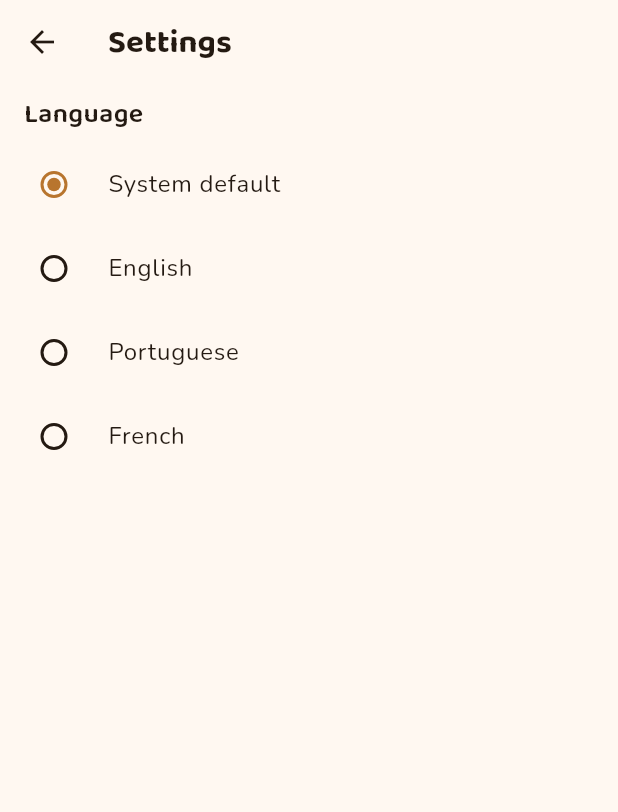
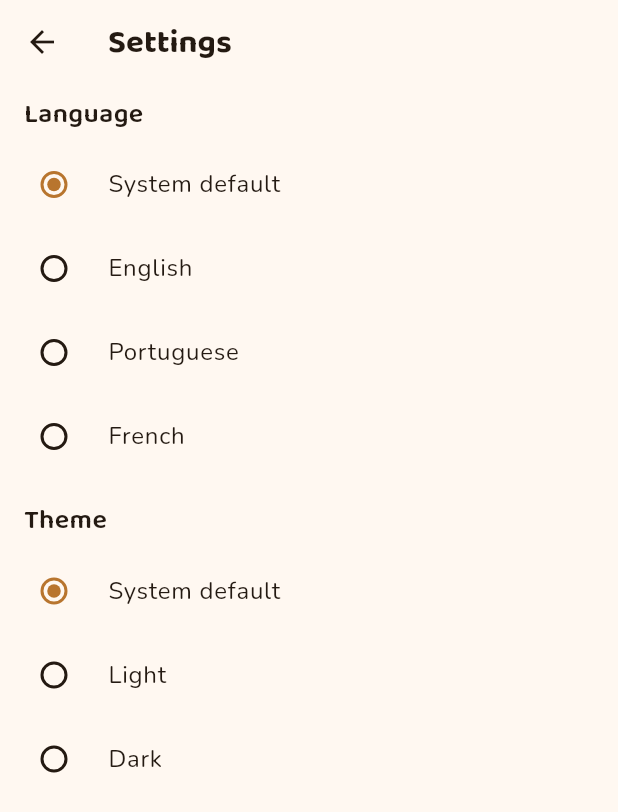
Before and after one commit to rodrigobastosv/dofus-buddy, a Flutter app: the screen it shows after launch, after a tap on the "settings" icon, on a phone screen of 412 x 824 dp. Shown: the top 812 px of the screen. Run offline on Flutter 3.47's test engine with Material 3 defaults, Android fonts, the phone set to English and light mode, and no system bars; our stand-ins replace dio, equatable, flutter_bloc, get_it, go_router, google_fonts; missing offline and left inert: cached_network_image_ce.

Commit message:
Add theme mode switching and tidy BlocProvider/request wiring
Settings now controls light/dark/system theme alongside the existing
locale picker, both held in AppCubit/AppState. BlocProvider usages are
explicitly generic, and DBHttpRequest derives each request's path from
an endpoint getter so the game/language URL prefix lives in one place.

Co-Authored-By: Claude Sonnet 5 <noreply@anthropic.com>

```diff
--- a/lib/app/core/http/db_http_request.dart
+++ b/lib/app/core/http/db_http_request.dart
@@ -1,6 +1,12 @@
+import 'package:dofus_buddy/app/core/env/env.dart';
 import 'package:dofus_buddy/app/core/http/db_base_http_request.dart';
 
 abstract class DBHttpRequest implements DBBaseHttpRequest {
+  String get endpoint;
+
+  @override
+  String get path => '${Env.game}/v1/${Env.defaultLanguage}/$endpoint';
+
   @override
   Map<String, dynamic>? get body => null;
 
--- a/lib/app/cubit/app_state.dart
+++ b/lib/app/cubit/app_state.dart
@@ -1,11 +1,12 @@
 import 'package:equatable/equatable.dart';
-import 'package:flutter/widgets.dart';
+import 'package:flutter/material.dart';
 
 class AppState extends Equatable {
-  const AppState({this.locale});
+  const AppState({this.locale, this.themeMode = ThemeMode.system});
 
   final Locale? locale;
+  final ThemeMode themeMode;
 
   @override
-  List<Object?> get props => [locale];
+  List<Object?> get props => [locale, themeMode];
 }
--- a/lib/app/data/items/datasources/requests/search_items_request.dart
+++ b/lib/app/data/items/datasources/requests/search_items_request.dart
@@ -1,4 +1,3 @@
-import 'package:dofus_buddy/app/core/env/env.dart';
 import 'package:dofus_buddy/app/core/http/db_http_request.dart';
 import 'package:dofus_buddy/app/core/http/enums/http_method.dart';
 
@@ -9,7 +8,7 @@ class SearchItemsRequest extends DBHttpRequest {
   final int limit;
 
   @override
-  String get path => '/${Env.game}/v1/${Env.defaultLanguage}/items/search';
+  String get endpoint => 'items/search';
 
   @override
   HttpMethod get method => .get;
--- a/lib/app/presentation/pages/item_search/item_search_page.dart
+++ b/lib/app/presentation/pages/item_search/item_search_page.dart
@@ -18,7 +18,8 @@ class ItemSearchPage extends StatelessWidget {
   const ItemSearchPage({super.key});
 
   @override
-  Widget build(BuildContext context) => BlocProvider(create: (context) => ItemSearchCubit(G()), child: const _ItemSearchView());
+  Widget build(BuildContext context) =>
+      BlocProvider<ItemSearchCubit>(create: (context) => ItemSearchCubit(G()), child: const _ItemSearchView());
 }
 
 class _ItemSearchView extends StatefulWidget {
--- a/lib/app/presentation/pages/settings/settings_page.dart
+++ b/lib/app/presentation/pages/settings/settings_page.dart
@@ -12,7 +12,7 @@ class SettingsPage extends StatelessWidget {
   const SettingsPage({super.key});
 
   @override
-  Widget build(BuildContext context) => BlocProvider.value(value: context.read<AppCubit>(), child: const _SettingsView());
+  Widget build(BuildContext context) => BlocProvider<AppCubit>.value(value: context.read<AppCubit>(), child: const _SettingsView());
 }
 
 class _SettingsView extends StatelessWidget {
@@ -24,10 +24,7 @@ class _SettingsView extends StatelessWidget {
     return DBPage<AppCubit, AppState>(
       builder: (context, cubit, state) => Scaffold(
         appBar: AppBar(title: Text(l10n.settingsTitle)),
-        body: RadioGroup<Locale?>(
-          groupValue: state.locale,
-          onChanged: (locale) => locale == null ? cubit.useSystemLocale() : cubit.changeLocale(locale),
-          child: ListView(
+        body: ListView(
           padding: const EdgeInsets.symmetric(vertical: DBSpacing.s),
           children: [
             Padding(
@@ -35,6 +32,11 @@ class _SettingsView extends StatelessWidget {
               child: Text(l10n.settingsLanguageLabel, style: DBTextStyles.title(context)),
             ),
             const DBGap.s(),
+            RadioGroup<Locale?>(
+              groupValue: state.locale,
+              onChanged: (locale) => locale == null ? cubit.useSystemLocale() : cubit.changeLocale(locale),
+              child: Column(
+                children: [
                   RadioListTile<Locale?>(title: Text(l10n.languageSystemDefault), value: null),
                   RadioListTile<Locale?>(title: Text(l10n.languageEnglish), value: const Locale('en')),
                   RadioListTile<Locale?>(title: Text(l10n.languagePortuguese), value: const Locale('pt')),
@@ -42,6 +44,25 @@ class _SettingsView extends StatelessWidget {
                 ],
               ),
             ),
+            const DBGap.m(),
+            Padding(
+              padding: const EdgeInsets.symmetric(horizontal: DBSpacing.m),
+              child: Text(l10n.settingsThemeLabel, style: DBTextStyles.title(context)),
+            ),
+            const DBGap.s(),
+            RadioGroup<ThemeMode>(
+              groupValue: state.themeMode,
+              onChanged: (themeMode) => cubit.changeThemeMode(themeMode!),
+              child: Column(
+                children: [
+                  RadioListTile<ThemeMode>(title: Text(l10n.themeSystemDefault), value: .system),
+                  RadioListTile<ThemeMode>(title: Text(l10n.themeLight), value: .light),
+                  RadioListTile<ThemeMode>(title: Text(l10n.themeDark), value: .dark),
+                ],
+              ),
+            ),
+          ],
+        ),
       ),
     );
   }
--- a/lib/l10n/arb/app_en.arb
+++ b/lib/l10n/arb/app_en.arb
@@ -15,6 +15,10 @@
   "languageEnglish": "English",
   "languagePortuguese": "Portuguese",
   "languageFrench": "French",
+  "settingsThemeLabel": "Theme",
+  "themeSystemDefault": "System default",
+  "themeLight": "Light",
+  "themeDark": "Dark",
   "itemSearchHint": "Search item, e.g. Atcham",
   "itemSearchInitialTitle": "Find your items",
   "itemSearchInitialMessage": "Type the name of a Dofus item to start searching.",
--- a/lib/l10n/arb/app_fr.arb
+++ b/lib/l10n/arb/app_fr.arb
@@ -15,6 +15,10 @@
   "languageEnglish": "Anglais",
   "languagePortuguese": "Portugais",
   "languageFrench": "Français",
+  "settingsThemeLabel": "Thème",
+  "themeSystemDefault": "Système par défaut",
+  "themeLight": "Clair",
+  "themeDark": "Sombre",
   "itemSearchHint": "Rechercher un objet, ex : Atcham",
   "itemSearchInitialTitle": "Trouvez vos objets",
   "itemSearchInitialMessage": "Saisissez le nom d'un objet Dofus pour commencer la recherche.",
--- a/lib/l10n/arb/app_localizations.dart
+++ b/lib/l10n/arb/app_localizations.dart
@@ -183,6 +183,30 @@ abstract class AppLocalizations {
   /// **'French'**
   String get languageFrench;
 
+  /// No description provided for @settingsThemeLabel.
+  ///
+  /// In en, this message translates to:
+  /// **'Theme'**
+  String get settingsThemeLabel;
+
+  /// No description provided for @themeSystemDefault.
+  ///
+  /// In en, this message translates to:
+  /// **'System default'**
+  String get themeSystemDefault;
+
+  /// No description provided for @themeLight.
+  ///
+  /// In en, this message translates to:
+  /// **'Light'**
+  String get themeLight;
+
+  /// No description provided for @themeDark.
+  ///
+  /// In en, this message translates to:
+  /// **'Dark'**
+  String get themeDark;
+
   /// No description provided for @itemSearchHint.
   ///
   /// In en, this message translates to:
--- a/lib/l10n/arb/app_localizations_en.dart
+++ b/lib/l10n/arb/app_localizations_en.dart
@@ -54,6 +54,18 @@ class AppLocalizationsEn extends AppLocalizations {
   String get languageFrench => 'French';
 
   @override
+  String get settingsThemeLabel => 'Theme';
+
+  @override
+  String get themeSystemDefault => 'System default';
+
+  @override
+  String get themeLight => 'Light';
+
+  @override
+  String get themeDark => 'Dark';
+
+  @override
   String get itemSearchHint => 'Search item, e.g. Atcham';
 
   @override
--- a/lib/l10n/arb/app_pt.arb
+++ b/lib/l10n/arb/app_pt.arb
@@ -15,6 +15,10 @@
   "languageEnglish": "Inglês",
   "languagePortuguese": "Português",
   "languageFrench": "Francês",
+  "settingsThemeLabel": "Tema",
+  "themeSystemDefault": "Padrão do sistema",
+  "themeLight": "Claro",
+  "themeDark": "Escuro",
   "itemSearchHint": "Buscar item, ex: Atcham",
   "itemSearchInitialTitle": "Encontre seus itens",
   "itemSearchInitialMessage": "Digite o nome de um item do Dofus para começar a busca.",
--- a/lib/main.dart
+++ b/lib/main.dart
@@ -16,13 +16,15 @@ class DofusBuddyApp extends StatelessWidget {
   const DofusBuddyApp({super.key});
 
   @override
-  Widget build(BuildContext context) => BlocProvider.value(
+  Widget build(BuildContext context) => BlocProvider<AppCubit>.value(
     value: G<AppCubit>(),
     child: BlocBuilder<AppCubit, AppState>(
       builder: (context, state) => MaterialApp.router(
+        debugShowCheckedModeBanner: false,
         onGenerateTitle: (context) => AppLocalizations.of(context).appTitle,
         theme: DBTheme.light,
         darkTheme: DBTheme.dark,
+        themeMode: state.themeMode,
         locale: state.locale,
         localizationsDelegates: AppLocalizations.localizationsDelegates,
         supportedLocales: AppLocalizations.supportedLocales,
```
Also changed, not shown: lib/app/cubit/app_cubit.dart (+5 -3 lines), lib/l10n/arb/app_localizations_fr.dart (+12 -0 lines), lib/l10n/arb/app_localizations_pt.dart (+12 -0 lines), .claude/settings.json, 1 other file. Lines whose indentation alone changed are shown as unchanged.
